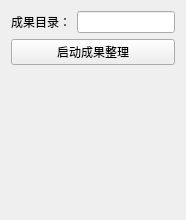
This is plugins/Base_PostProcessing/ResultArrangeWidget.ui in asd977/base_cae as Qt 5 draws it before an edit. The edited form follows.
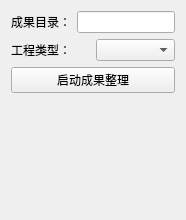
This is the edited form.

Commit message: feat: add project type selector for result arrange IIIDIR output

The edit to the form file:
```diff
--- a/plugins/Base_PostProcessing/ResultArrangeWidget.ui
+++ b/plugins/Base_PostProcessing/ResultArrangeWidget.ui
@@ -26,6 +26,20 @@
      <item>
       <widget class="QLineEdit" name="dirLineEdit"/>
      </item>
+   </layout>
+  </item>
+   <item>
+    <layout class="QHBoxLayout" name="typeLayout">
+     <item>
+      <widget class="QLabel" name="typeLabel">
+       <property name="text">
+        <string>工程类型：</string>
+       </property>
+      </widget>
+     </item>
+     <item>
+      <widget class="QComboBox" name="typeComboBox"/>
+     </item>
     </layout>
    </item>
    <item>
```
The commit also changes 1 other file.
